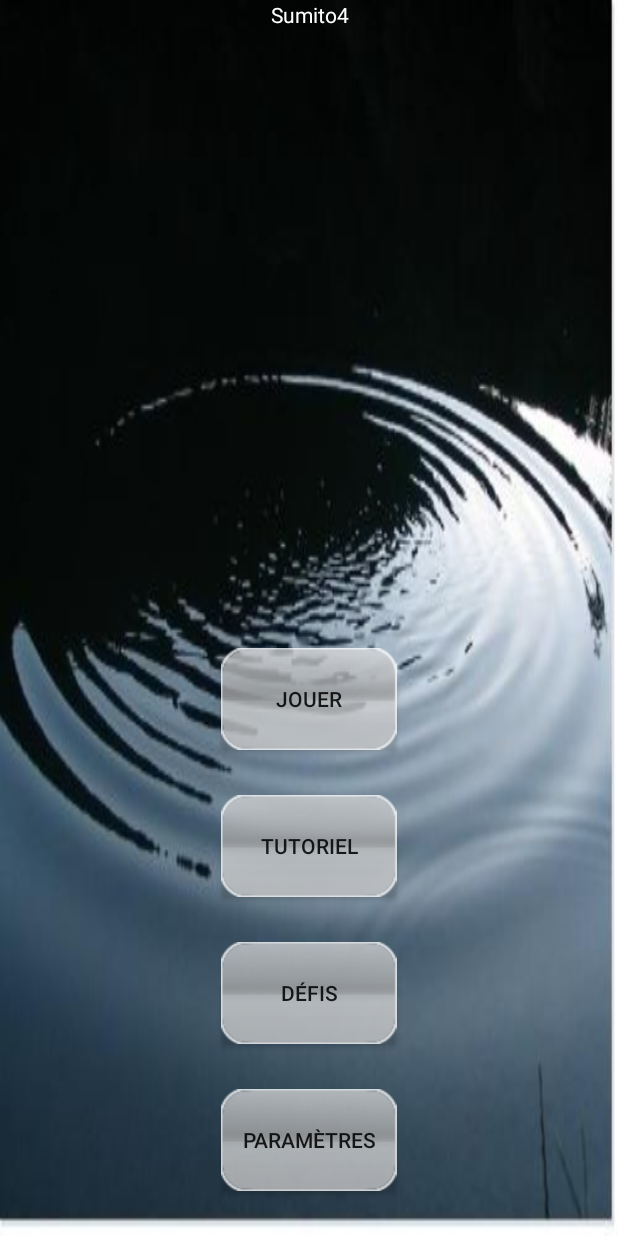
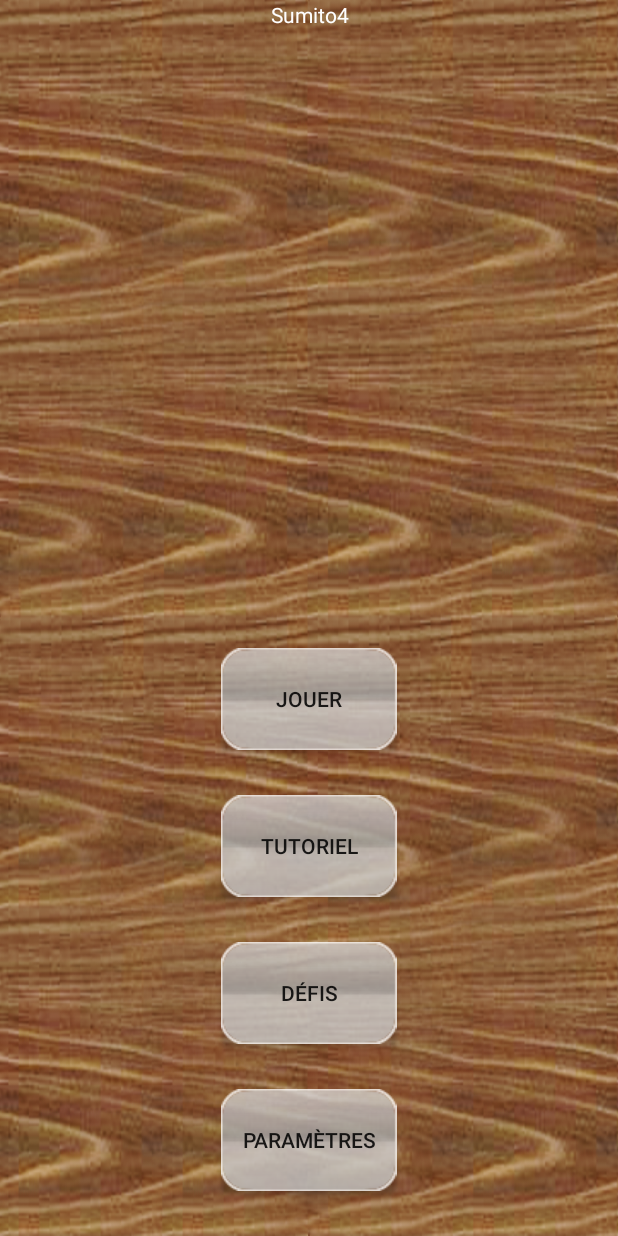
Before and after one commit to cbeausei/Sumito4, an Android app: the MainMenuController screen opened directly, with no data from a screen before it, on a phone screen of 412 x 824 dp. Run offline under Robolectric (Android 15) with nearby library versions, the phone set to English and light mode, and no system bars.

Commit message:
modification du fond d'écran pour les différents layouts

```diff
--- a/app/src/main/res/layout-port/menu_principal.xml
+++ b/app/src/main/res/layout-port/menu_principal.xml
@@ -3,7 +3,7 @@
     android:layout_width="match_parent"
     android:layout_height="match_parent"
     android:id="@+id/parent"
-    android:background="@drawable/rz_104"
+    android:background="@drawable/fond"
     android:gravity="center"
     >
 
--- a/app/src/main/res/layout/choose_difficulty_layout.xml
+++ b/app/src/main/res/layout/choose_difficulty_layout.xml
@@ -1,7 +1,7 @@
 <?xml version="1.0" encoding="utf-8"?>
 <RelativeLayout xmlns:android="http://schemas.android.com/apk/res/android"
     android:layout_width="match_parent" android:layout_height="match_parent"
-    >
+    android:background="#CCCCCC">
 
     <RadioGroup
         android:id="@+id/niveaudifficulte"
--- a/app/src/main/res/layout/choose_mode.xml
+++ b/app/src/main/res/layout/choose_mode.xml
@@ -3,7 +3,7 @@
     android:layout_width="match_parent"
     android:layout_height="match_parent"
     android:id="@+id/parent"
-    android:background="@drawable/rz_104"
+    android:background="@drawable/fond"
     android:gravity="center"
     >
 
--- a/app/src/main/res/layout/menu_principal.xml
+++ b/app/src/main/res/layout/menu_principal.xml
@@ -3,7 +3,7 @@
     android:layout_width="match_parent"
     android:layout_height="match_parent"
     android:id="@+id/parent"
-    android:background="@drawable/rz_104"
+    android:background="@drawable/fond"
     android:gravity="center"
     >
 
```
Also changed, not shown: app/src/main/res/drawable/rz_104.jpg (deleted).
